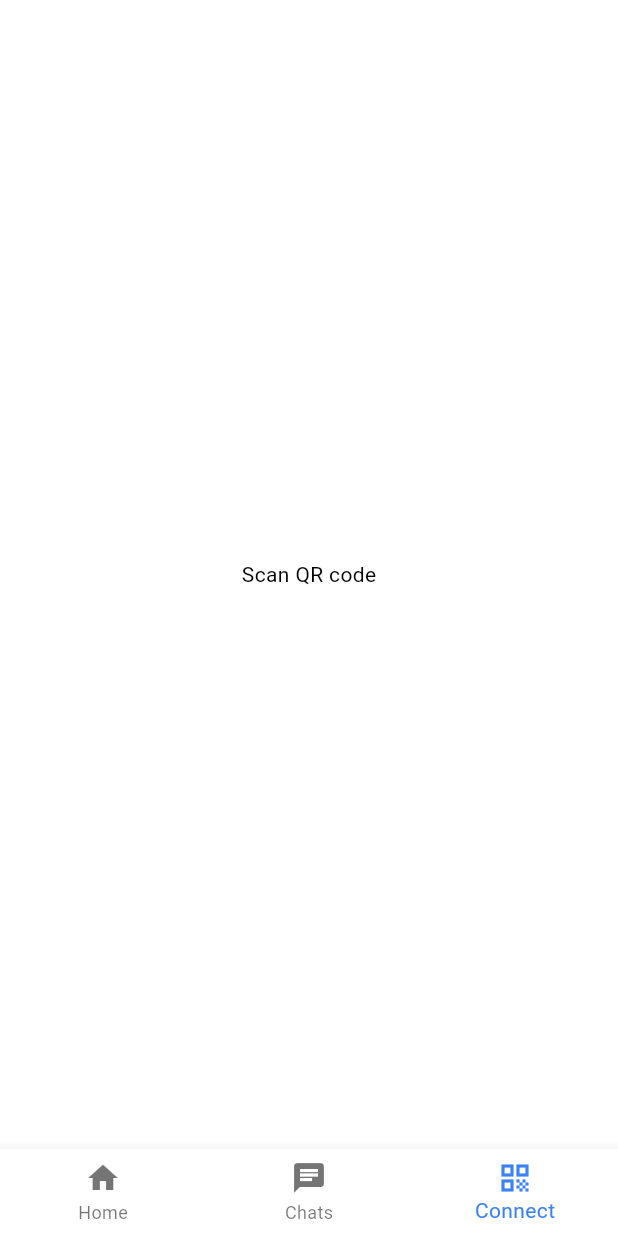
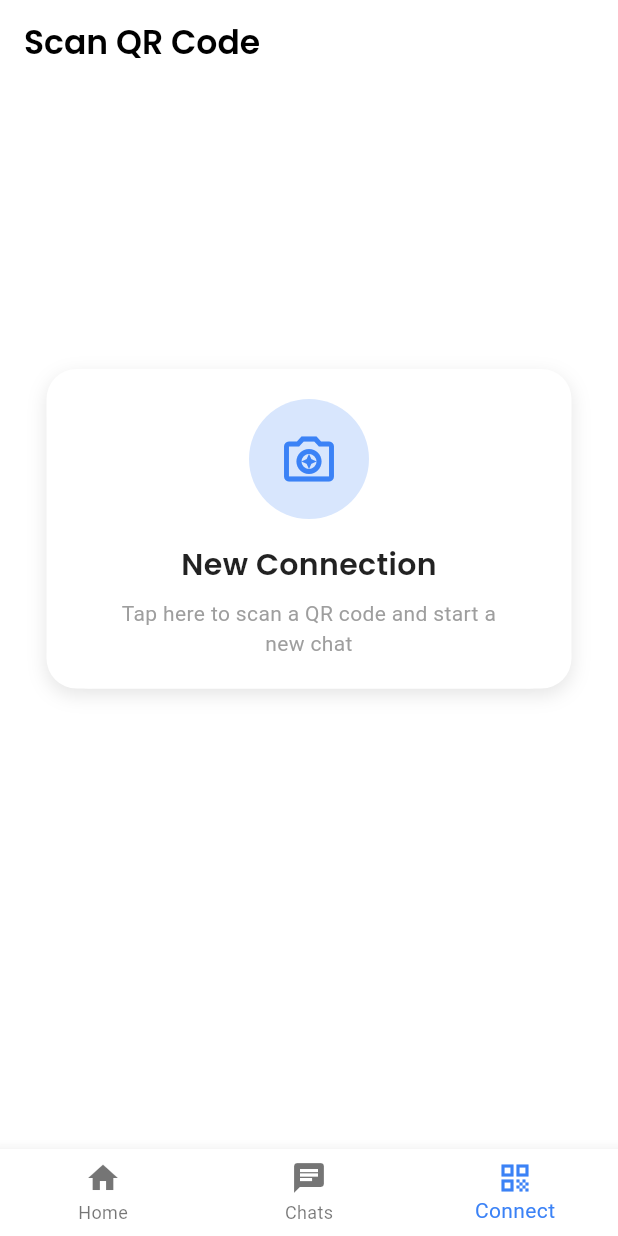
Before and after one commit to sakunasanka/chat-app-flutter, a Flutter app: the screen it shows after launch, item 3 of the bottom bar chosen, on a phone screen of 412 x 824 dp. Run offline on Flutter 3.47's test engine with Material 3 defaults, Android fonts, the phone set to English and light mode, and no system bars.

Commit message:
Create qr code page and fix chats page Co-authored-by: Ishadi <ishadimagallagoda@gmail.com>

```diff
--- a/lib/components/custom_card.dart
+++ b/lib/components/custom_card.dart
@@ -6,8 +6,8 @@ class CustomCard extends StatelessWidget {
   final Color bgColor;
   final String title;
   final String subtitle;
-  final String buttonText;
-  final VoidCallback onPressed;
+  final String? buttonText;
+  final VoidCallback? onPressed;
 
   const CustomCard({
     super.key,
@@ -16,8 +16,8 @@ class CustomCard extends StatelessWidget {
     required this.bgColor,
     required this.title,
     required this.subtitle,
-    required this.buttonText,
-    required this.onPressed,
+    this.buttonText,
+    this.onPressed,
   });
 
   @override
@@ -73,6 +73,7 @@ class CustomCard extends StatelessWidget {
                         color: Colors.grey,
                       ),
                     ),
+                    if (buttonText != null && onPressed != null) ...[
                       const SizedBox(height: 20),
                       SizedBox(
                         width: double.infinity,
@@ -86,7 +87,7 @@ class CustomCard extends StatelessWidget {
                             ),
                           ),
                           child: Text(
-                          buttonText,
+                            buttonText!,
                             style: const TextStyle(
                               fontSize: 16,
                               color: Colors.white,
@@ -96,6 +97,7 @@ class CustomCard extends StatelessWidget {
                         ),
                       ),
                     ],
+                  ],
                 ),
               ),
             )));
--- a/lib/components/tabs_nav_bar.dart
+++ b/lib/components/tabs_nav_bar.dart
@@ -1,9 +1,11 @@
 import 'package:chat_app_flutter/screens/chats.dart';
 import 'package:chat_app_flutter/screens/home_screen.dart';
+import 'package:chat_app_flutter/screens/qr_code.dart';
 import 'package:flutter/material.dart';
 
 class TabsNav extends StatefulWidget {
-  const TabsNav({super.key});
+  final int initialIndex;
+  const TabsNav({super.key, this.initialIndex = 0});
   @override
   State<TabsNav> createState() => _TabsNavState();
 }
@@ -14,8 +16,15 @@ class _TabsNavState extends State<TabsNav> {
   final List<Widget> _pages = <Widget>[
     const MyHomePage(title: 'QR Chat'),
     const Chats(),
-    const Center(child: Text("Scan QR code")),
+    const QRCode(),
   ];
+
+  @override
+  void initState() {
+    super.initState();
+    _selectedIndex = widget.initialIndex;
+  }
+
   void _onItemTapped(int index) {
     setState(() {
       _selectedIndex = index;
--- a/lib/main.dart
+++ b/lib/main.dart
@@ -22,6 +22,7 @@ class MyApp extends StatelessWidget {
       routes: <String, WidgetBuilder>{
         '/home': (context) => const MyHomePage(title: 'QR Chat'),
         '/new_chat': (context) => const NewChat(),
+        '/chats': (context) => const TabsNav(initialIndex: 1),
       },
     );
   }
--- a/lib/screens/chats.dart
+++ b/lib/screens/chats.dart
@@ -59,16 +59,9 @@ class _ChatsState extends State<Chats> {
       itemBuilder: (context, index) {
         final chat = chats[index];
         return Container(
-            margin: const EdgeInsets.symmetric(vertical: 8),
+            margin: const EdgeInsets.symmetric(vertical: 8, horizontal: 16),
             decoration: BoxDecoration(
-              border: const Border(
-                bottom: BorderSide(
-                  color: Colors.grey,
-                ),
-                top: BorderSide(
-                  color: Colors.grey,
-                ),
-              ),
+              borderRadius: BorderRadius.circular(12),
               color: theme.colorScheme.primary.withOpacity(0.2),
             ),
             child: ListTile(
@@ -88,7 +81,7 @@ class _ChatsState extends State<Chats> {
                   Text(chat['timestamp'], style: const TextStyle(fontSize: 12)),
                   if (chat['unread'] > 0)
                     Container(
-                      margin: const EdgeInsets.only(top: 2),
+                      margin: const EdgeInsets.only(top: 2, left: 50),
                       padding: const EdgeInsets.all(6),
                       decoration: BoxDecoration(
                         shape: BoxShape.circle,
--- a/lib/screens/home_screen.dart
+++ b/lib/screens/home_screen.dart
@@ -61,7 +61,9 @@ class MyHomePage extends StatelessWidget {
                   subtitle:
                       'Continue your conversations with recent connections',
                   buttonText: 'View Chats',
-                  onPressed: () {},
+                  onPressed: () {
+                    Navigator.pushNamed(context, '/chats');
+                  },
                 ),
               ],
             ),
--- /dev/null
+++ b/lib/screens/qr_code.dart
@@ -0,0 +1,50 @@
+import 'package:chat_app_flutter/components/custom_card.dart';
+import 'package:flutter/material.dart';
+
+class QRCode extends StatefulWidget {
+  const QRCode({super.key});
+
+  @override
+  State<QRCode> createState() => _QRCodeState();
+}
+
+class _QRCodeState extends State<QRCode> {
+  @override
+  Widget build(BuildContext context) {
+    final theme = Theme.of(context);
+    return Scaffold(
+      backgroundColor: Colors.transparent,
+      appBar: AppBar(
+        centerTitle: false,
+        backgroundColor: Colors.transparent,
+        title: const Text(
+          'Scan QR Code',
+          style: TextStyle(
+            fontFamily: 'Poppins',
+            fontWeight: FontWeight.w600,
+          ),
+        ),
+      ),
+      body: Center(
+        child: Column(
+          children: <Widget>[
+            const SizedBox(height: 150),
+            Column(
+              mainAxisAlignment: MainAxisAlignment.center,
+              children: [
+                const SizedBox(height: 40),
+                CustomCard(
+                  icon: Icons.camera_enhance_outlined,
+                  iconColor: theme.colorScheme.primary,
+                  bgColor: theme.colorScheme.primary.withOpacity(0.2),
+                  title: 'New Connection',
+                  subtitle: 'Tap here to scan a QR code and start a new chat',
+                ),
+              ],
+            ),
+          ],
+        ),
+      ),
+    );
+  }
+}
```
Also changed, not shown: lib/theme.dart (line endings or trailing spaces). Lines whose indentation alone changed are shown as unchanged.
